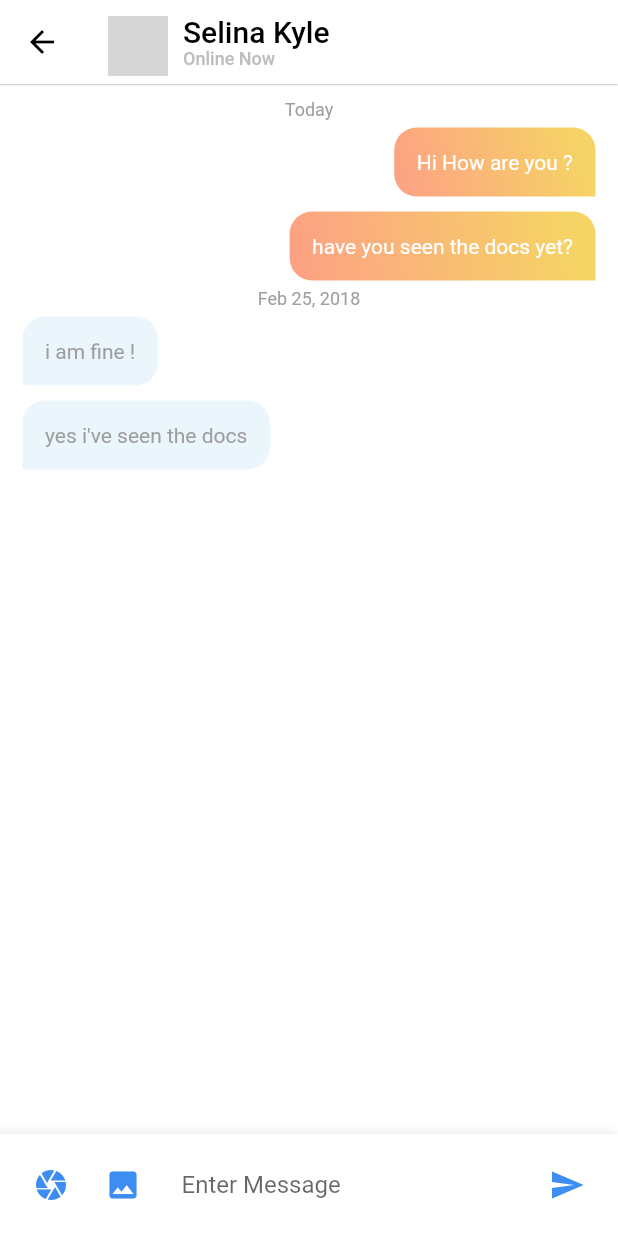
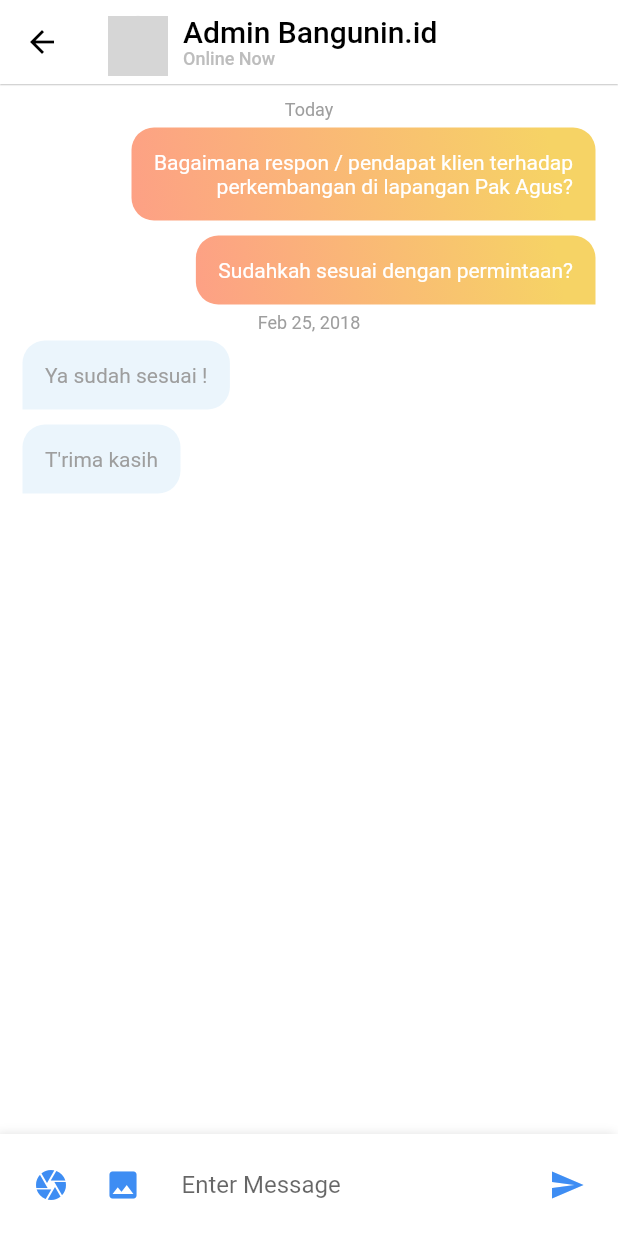
Before and after one commit to qisashasanudin/bangunin_id, a Flutter app: the ChatDetails screen opened directly, on a phone screen of 412 x 824 dp. Run offline on Flutter 3.47's test engine with Material 2 defaults, Android fonts, the phone set to English and light mode, and no system bars; our stand-ins replace cloud_firestore, firebase_auth, firebase_core, firebase_storage, flutter_speed_dial, flutter_spinkit and 5 more; accounts and stored records are empty; network calls fail; grey boxes are pictures that could not be loaded.

Commit message:
messages final

```diff
--- a/lib/screens/mainmenu/messages/chat_details.dart
+++ b/lib/screens/mainmenu/messages/chat_details.dart
@@ -30,7 +30,7 @@ class _ChatDetailsState extends State<ChatDetails> {
               crossAxisAlignment: CrossAxisAlignment.start,
               children: <Widget>[
                 Text(
-                  'Selina Kyle',
+                  'Admin Bangunin.id',
                   style: TextStyle(color: Colors.black),
                 ),
                 Text(
@@ -66,11 +66,12 @@ class _ChatDetailsState extends State<ChatDetails> {
                                   TextStyle(color: Colors.grey, fontSize: 12),
                             ),
                             Bubble(
-                              message: 'Hi How are you ?',
+                              message:
+                                  'Bagaimana respon / pendapat klien terhadap\n perkembangan di lapangan Pak Agus?',
                               isMe: true,
                             ),
                             Bubble(
-                              message: 'have you seen the docs yet?',
+                              message: 'Sudahkah sesuai dengan permintaan?',
                               isMe: true,
                             ),
                             Text(
@@ -79,11 +80,11 @@ class _ChatDetailsState extends State<ChatDetails> {
                                   TextStyle(color: Colors.grey, fontSize: 12),
                             ),
                             Bubble(
-                              message: 'i am fine !',
+                              message: 'Ya sudah sesuai !',
                               isMe: false,
                             ),
                             Bubble(
-                              message: 'yes i\'ve seen the docs',
+                              message: 'T\'rima kasih',
                               isMe: false,
                             ),
                           ],
--- a/lib/screens/mainmenu/messages/messages.dart
+++ b/lib/screens/mainmenu/messages/messages.dart
@@ -39,7 +39,8 @@ class _MessagesState extends State<Messages> {
                       decoration: BoxDecoration(
                         boxShadow: [
                           BoxShadow(
-                            color: Colors.grey.withAlpha(50),
+                            color: Colors.blueGrey.withAlpha(50),
+                            //color: Colors.grey.withAlpha(50),
                             offset: Offset(0, 0),
                             blurRadius: 5,
                           ),
@@ -69,7 +70,7 @@ class _MessagesState extends State<Messages> {
                               crossAxisAlignment: CrossAxisAlignment.start,
                               children: <Widget>[
                                 Text(
-                                  'Jocelyn',
+                                  'Klien Bangunin',
                                   style: TextStyle(
                                     color: Colors.black,
                                     fontWeight: FontWeight.bold,
@@ -80,7 +81,7 @@ class _MessagesState extends State<Messages> {
                                   padding: EdgeInsets.only(top: 5),
                                 ),
                                 Text(
-                                  'Hi How are you ?',
+                                  'Bagaimana keadaannya ?',
                                   style: TextStyle(
                                     color: Color(0xFFFF9900),
                                     fontSize: 14,
```
